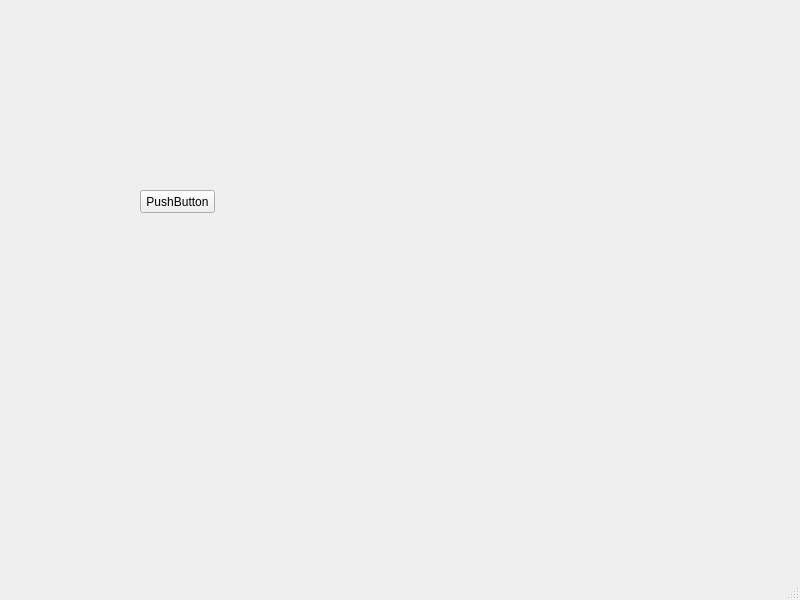
This is NetworkFilter/mainwindow.ui in xld-hub/Qt-Npcap as Qt 5 draws it before an edit. The edited form follows.
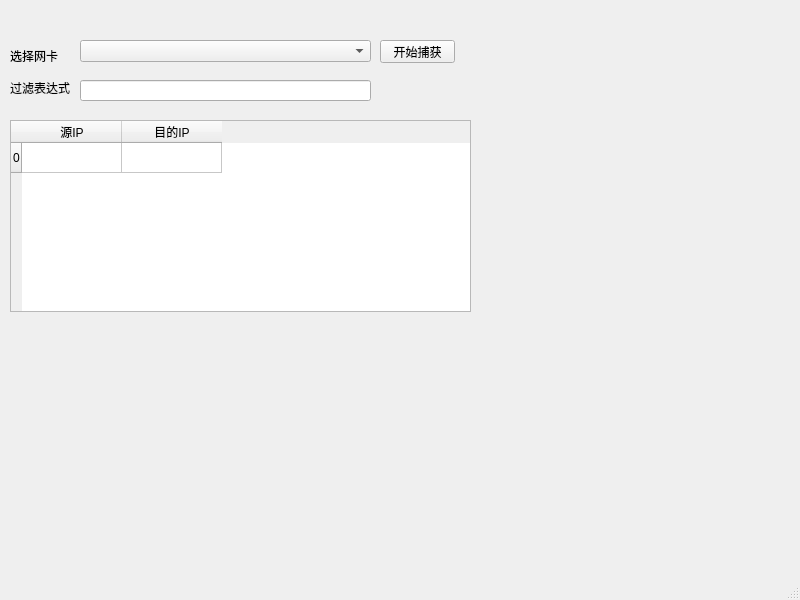
This is the edited form.

The edit to the form file:
```diff
--- a/NetworkFilter/mainwindow.ui
+++ b/NetworkFilter/mainwindow.ui
@@ -17,16 +17,87 @@
    <widget class="QPushButton" name="pushButton">
     <property name="geometry">
      <rect>
-      <x>140</x>
-      <y>190</y>
+      <x>380</x>
+      <y>40</y>
       <width>75</width>
       <height>23</height>
      </rect>
     </property>
     <property name="text">
-     <string>PushButton</string>
+     <string>开始捕获</string>
     </property>
    </widget>
+   <widget class="QComboBox" name="comboBox">
+    <property name="geometry">
+     <rect>
+      <x>80</x>
+      <y>40</y>
+      <width>291</width>
+      <height>22</height>
+     </rect>
+    </property>
+   </widget>
+   <widget class="QLabel" name="label">
+    <property name="geometry">
+     <rect>
+      <x>10</x>
+      <y>50</y>
+      <width>54</width>
+      <height>12</height>
+     </rect>
+    </property>
+    <property name="text">
+     <string>选择网卡</string>
+    </property>
+   </widget>
+   <widget class="QLineEdit" name="lineEdit">
+    <property name="geometry">
+     <rect>
+      <x>80</x>
+      <y>80</y>
+      <width>291</width>
+      <height>21</height>
+     </rect>
+    </property>
+   </widget>
+   <widget class="QLabel" name="label_2">
+    <property name="geometry">
+     <rect>
+      <x>10</x>
+      <y>80</y>
+      <width>71</width>
+      <height>16</height>
+     </rect>
+    </property>
+    <property name="text">
+     <string>过滤表达式</string>
+    </property>
+   </widget>
+   <widget class="QTableWidget" name="tableWidget">
+    <property name="geometry">
+     <rect>
+      <x>10</x>
+      <y>120</y>
+      <width>461</width>
+      <height>192</height>
+     </rect>
+    </property>
+    <row>
+     <property name="text">
+      <string>0</string>
+     </property>
+    </row>
+    <column>
+     <property name="text">
+      <string>源IP</string>
+     </property>
+    </column>
+    <column>
+     <property name="text">
+      <string>目的IP</string>
+     </property>
+    </column>
+   </widget>
   </widget>
   <widget class="QMenuBar" name="menubar">
    <property name="geometry">
```
